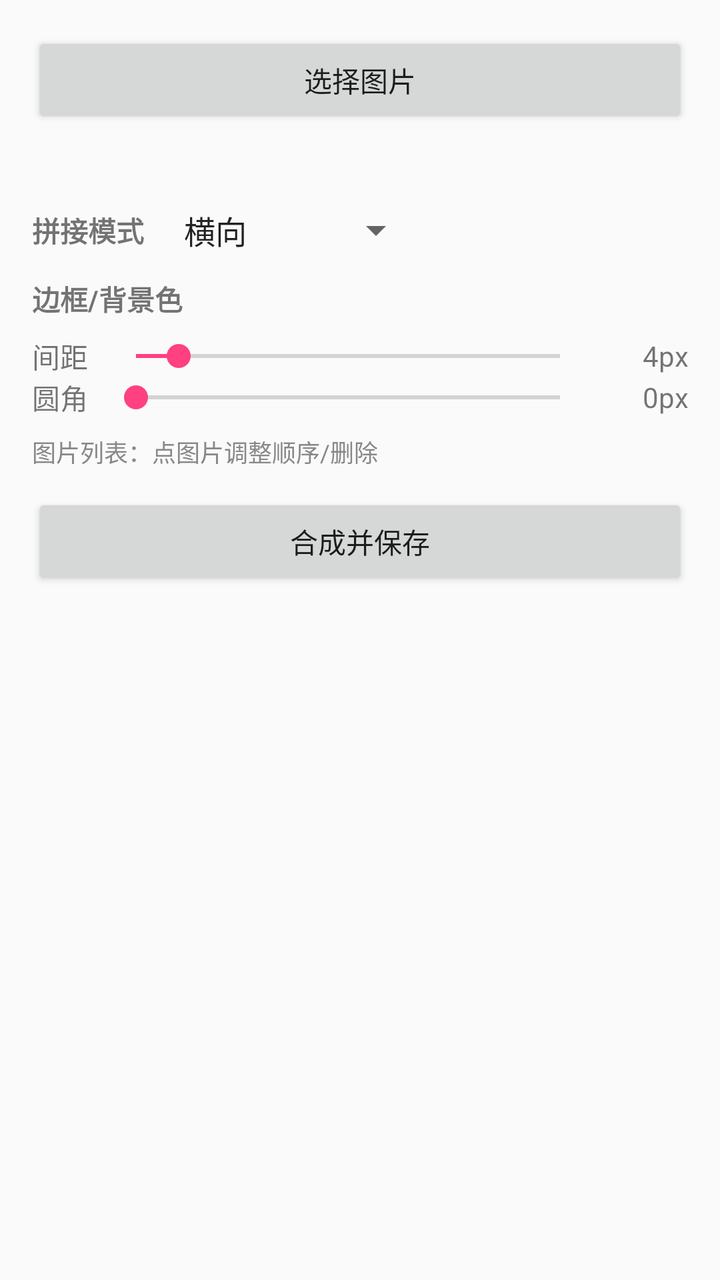
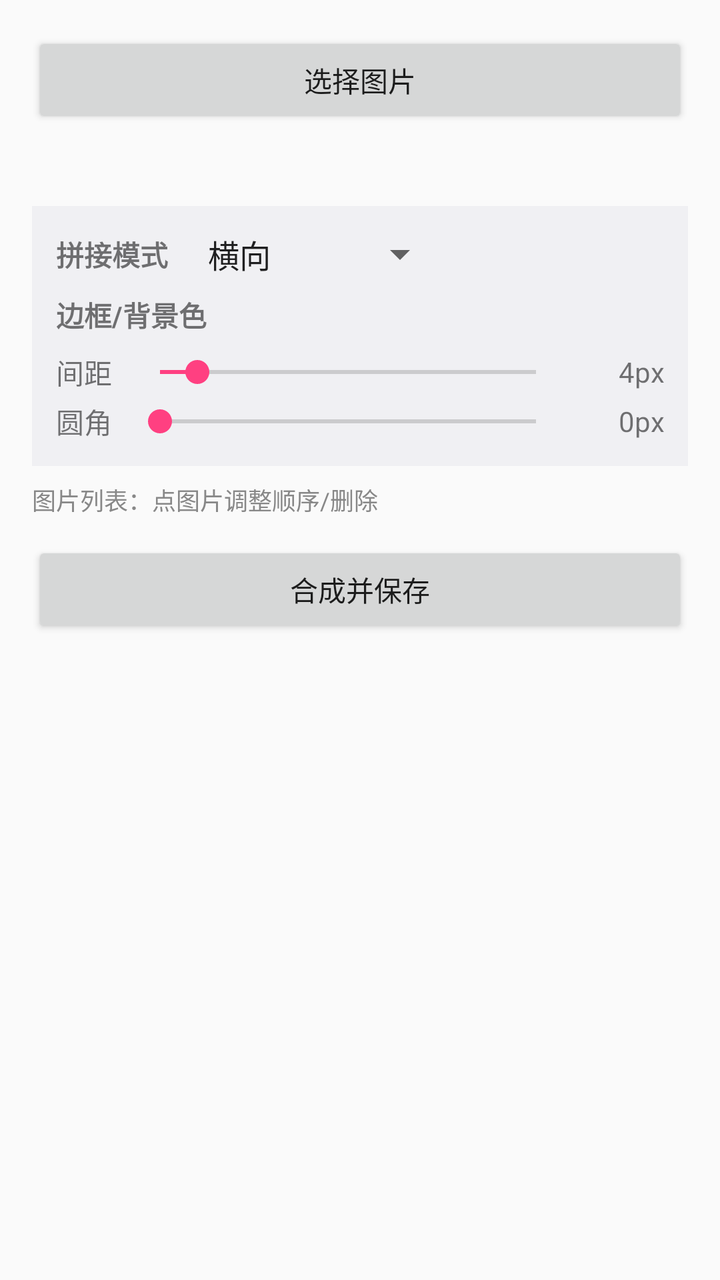

Before-and-after screenshots of an Android layout around one commit, followed by the original layout XML and the change that was made.
<!-- AndroidManifest.xml: application theme Theme.CollageApp -->
<!-- res/layout/activity_main.xml -->
<?xml version="1.0" encoding="utf-8"?>
<ScrollView xmlns:android="http://schemas.android.com/apk/res/android"
    android:layout_width="match_parent"
    android:layout_height="match_parent"
    android:fillViewport="true">

    <LinearLayout
        android:layout_width="match_parent"
        android:layout_height="wrap_content"
        android:orientation="vertical"
        android:padding="16dp">

        <Button
            android:id="@+id/btnPick"
            android:layout_width="match_parent"
            android:layout_height="wrap_content"
            android:text="@string/pick_images" />

        <TextView
            android:id="@+id/tvCount"
            android:layout_width="wrap_content"
            android:layout_height="wrap_content"
            android:layout_marginTop="8dp" />

        <LinearLayout
            android:layout_width="match_parent"
            android:layout_height="wrap_content"
            android:gravity="center_vertical"
            android:orientation="horizontal"
            android:layout_marginTop="12dp">

            <TextView
                android:layout_width="wrap_content"
                android:layout_height="wrap_content"
                android:text="@string/mode_hint"
                android:textStyle="bold" />

            <Spinner
                android:id="@+id/modeSpinner"
                android:layout_width="wrap_content"
                android:layout_height="wrap_content"
                android:layout_marginStart="12dp"
                android:entries="@array/mode_names" />
        </LinearLayout>

        <LinearLayout
            android:id="@+id/gridOption"
            android:layout_width="match_parent"
            android:layout_height="wrap_content"
            android:gravity="center_vertical"
            android:orientation="horizontal"
            android:visibility="gone">

            <TextView
                android:layout_width="wrap_content"
                android:layout_height="wrap_content"
                android:text="@string/grid_cols_hint" />

            <Spinner
                android:id="@+id/spCols"
                android:layout_width="wrap_content"
                android:layout_height="wrap_content"
                android:layout_marginStart="8dp"
                android:entries="@array/grid_cols" />
        </LinearLayout>

        <LinearLayout
            android:layout_width="match_parent"
            android:layout_height="wrap_content"
            android:gravity="center_vertical"
            android:orientation="horizontal"
            android:layout_marginTop="12dp">

            <TextView
                android:layout_width="wrap_content"
                android:layout_height="wrap_content"
                android:text="@string/color_hint"
                android:textStyle="bold" />

            <LinearLayout
                android:id="@+id/colorRow"
                android:layout_width="wrap_content"
                android:layout_height="wrap_content"
                android:layout_marginStart="12dp"
                android:orientation="horizontal" />
        </LinearLayout>

        <LinearLayout
            android:layout_width="match_parent"
            android:layout_height="wrap_content"
            android:gravity="center_vertical"
            android:orientation="horizontal"
            android:layout_marginTop="8dp">

            <TextView
                android:layout_width="wrap_content"
                android:layout_height="wrap_content"
                android:text="@string/gap_hint" />

            <SeekBar
                android:id="@+id/seekGap"
                android:layout_width="0dp"
                android:layout_height="wrap_content"
                android:layout_marginStart="8dp"
                android:layout_marginEnd="8dp"
                android:layout_weight="1"
                android:max="40"
                android:progress="4" />

            <TextView
                android:id="@+id/tvGap"
                android:layout_width="40dp"
                android:layout_height="wrap_content"
                android:gravity="end"
                android:text="4px" />
        </LinearLayout>

        <LinearLayout
            android:layout_width="match_parent"
            android:layout_height="wrap_content"
            android:gravity="center_vertical"
            android:orientation="horizontal">

            <TextView
                android:layout_width="wrap_content"
                android:layout_height="wrap_content"
                android:text="@string/radius_hint" />

            <SeekBar
                android:id="@+id/seekRadius"
                android:layout_width="0dp"
                android:layout_height="wrap_content"
                android:layout_marginStart="8dp"
                android:layout_marginEnd="8dp"
                android:layout_weight="1"
                android:max="40"
                android:progress="0" />

            <TextView
                android:id="@+id/tvRadius"
                android:layout_width="40dp"
                android:layout_height="wrap_content"
                android:gravity="end"
                android:text="0px" />
        </LinearLayout>

        <TextView
            android:layout_width="wrap_content"
            android:layout_height="wrap_content"
            android:layout_marginTop="8dp"
            android:text="@string/thumb_hint"
            android:textColor="#888888"
            android:textSize="12sp" />

        <GridView
            android:id="@+id/gridPreview"
            android:layout_width="match_parent"
            android:layout_height="wrap_content"
            android:layout_marginTop="4dp"
            android:horizontalSpacing="8dp"
            android:numColumns="4"
            android:stretchMode="columnWidth"
            android:verticalSpacing="8dp" />

        <Button
            android:id="@+id/btnMerge"
            android:layout_width="match_parent"
            android:layout_height="wrap_content"
            android:layout_marginTop="8dp"
            android:text="@string/merge_save" />
    </LinearLayout>
</ScrollView>
<!-- resources referenced by this layout -->
<resources>
  <string-array name="grid_cols">
          <item>2</item>
          <item>3</item>
      </string-array>
  <string-array name="mode_names">
          <item>横向</item>
          <item>纵向</item>
          <item>网格</item>
          <item>智能长图</item>
      </string-array>
  <string name="color_hint">边框/背景色</string>
  <string name="gap_hint">间距</string>
  <string name="grid_cols_hint">每行列数</string>
  <string name="merge_save">合成并保存</string>
  <string name="mode_hint">拼接模式</string>
  <string name="pick_images">选择图片</string>
  <string name="radius_hint">圆角</string>
  <string name="thumb_hint">图片列表：点图片调整顺序/删除</string>
  <style name="Theme.CollageApp" parent="Theme.AppCompat.Light.DarkActionBar">
          <item name="colorPrimary">#3F51B5</item>
          <item name="colorPrimaryDark">#303F9F</item>
          <item name="colorAccent">#FF4081</item>
      </style>
</resources>

<!-- the commit's change to res/layout/activity_main.xml (unified diff, before → after) -->
@@ -22,127 +22,156 @@
             android:layout_height="wrap_content"
             android:layout_marginTop="8dp" />
 
+        
         <LinearLayout
             android:layout_width="match_parent"
             android:layout_height="wrap_content"
-            android:gravity="center_vertical"
-            android:orientation="horizontal"
-            android:layout_marginTop="12dp">
-
-            <TextView
-                android:layout_width="wrap_content"
-                android:layout_height="wrap_content"
-                android:text="@string/mode_hint"
-                android:textStyle="bold" />
-
-            <Spinner
-                android:id="@+id/modeSpinner"
-                android:layout_width="wrap_content"
-                android:layout_height="wrap_content"
-                android:layout_marginStart="12dp"
-                android:entries="@array/mode_names" />
+            android:layout_marginTop="12dp"
+            android:background="#F0F0F3"
+            android:orientation="vertical"
+            android:padding="12dp">
+
+            <LinearLayout
+                android:layout_width="match_parent"
+                android:layout_height="wrap_content"
+                android:gravity="center_vertical"
+                android:orientation="horizontal">
+
+                <TextView
+                    android:layout_width="wrap_content"
+                    android:layout_height="wrap_content"
+                    android:text="@string/mode_hint"
+                    android:textStyle="bold" />
+
+                <Spinner
+                    android:id="@+id/modeSpinner"
+                    android:layout_width="wrap_content"
+                    android:layout_height="wrap_content"
+                    android:layout_marginStart="12dp"
+                    android:entries="@array/mode_names" />
+            </LinearLayout>
+
+            <LinearLayout
+                android:id="@+id/gridOption"
+                android:layout_width="match_parent"
+                android:layout_height="wrap_content"
+                android:layout_marginTop="8dp"
+                android:gravity="center_vertical"
+                android:orientation="horizontal"
+                android:visibility="gone">
+
+                <TextView
+                    android:layout_width="wrap_content"
+                    android:layout_height="wrap_content"
+                    android:text="@string/grid_cols_hint" />
+
+                <Spinner
+                    android:id="@+id/spCols"
+                    android:layout_width="wrap_content"
+                    android:layout_height="wrap_content"
+                    android:layout_marginStart="8dp"
+                    android:entries="@array/grid_cols" />
+            </LinearLayout>
+
+            <LinearLayout
+                android:layout_width="match_parent"
+                android:layout_height="wrap_content"
+                android:layout_marginTop="8dp"
+                android:gravity="center_vertical"
+                android:orientation="horizontal">
+
+                <TextView
+                    android:layout_width="wrap_content"
+                    android:layout_height="wrap_content"
+                    android:text="@string/color_hint"
+                    android:textStyle="bold" />
+
+                <LinearLayout
+                    android:id="@+id/colorRow"
+                    android:layout_width="wrap_content"
+                    android:layout_height="wrap_content"
+                    android:layout_marginStart="12dp"
+                    android:orientation="horizontal" />
+            </LinearLayout>
+
+            
+            <LinearLayout
+                android:id="@+id/styleGroup"
+                android:layout_width="match_parent"
+                android:layout_height="wrap_content"
+                android:layout_marginTop="8dp"
+                android:orientation="vertical">
+
+                <LinearLayout
+                    android:layout_width="match_parent"
+                    android:layout_height="wrap_content"
+                    android:gravity="center_vertical"
+                    android:orientation="horizontal">
+
+                    <TextView
+                        android:layout_width="wrap_content"
+                        android:layout_height="wrap_content"
+                        android:text="@string/gap_hint" />
+
+                    <SeekBar
+                        android:id="@+id/seekGap"
+                        android:layout_width="0dp"
+                        android:layout_height="wrap_content"
+                        android:layout_marginStart="8dp"
+                        android:layout_marginEnd="8dp"
+                        android:layout_weight="1"
+                        android:max="40"
+                        android:progress="4" />
+
+                    <TextView
+                        android:id="@+id/tvGap"
+                        android:layout_width="40dp"
+                        android:layout_height="wrap_content"
+                        android:gravity="end"
+                        android:text="4px" />
+                </LinearLayout>
+
+                <LinearLayout
+                    android:layout_width="match_parent"
+                    android:layout_height="wrap_content"
+                    android:layout_marginTop="4dp"
+                    android:gravity="center_vertical"
+                    android:orientation="horizontal">
+
+                    <TextView
+                        android:layout_width="wrap_content"
+                        android:layout_height="wrap_content"
+                        android:text="@string/radius_hint" />
+
+                    <SeekBar
+                        android:id="@+id/seekRadius"
+                        android:layout_width="0dp"
+                        android:layout_height="wrap_content"
+                        android:layout_marginStart="8dp"
+                        android:layout_marginEnd="8dp"
+                        android:layout_weight="1"
+                        android:max="40"
+                        android:progress="0" />
+
+                    <TextView
+                        android:id="@+id/tvRadius"
+                        android:layout_width="40dp"
+                        android:layout_height="wrap_content"
+                        android:gravity="end"
+                        android:text="0px" />
+                </LinearLayout>
+            </LinearLayout>
         </LinearLayout>
 
-        <LinearLayout
-            android:id="@+id/gridOption"
-            android:layout_width="match_parent"
-            android:layout_height="wrap_content"
-            android:gravity="center_vertical"
-            android:orientation="horizontal"
-            android:visibility="gone">
-
-            <TextView
-                android:layout_width="wrap_content"
-                android:layout_height="wrap_content"
-                android:text="@string/grid_cols_hint" />
-
-            <Spinner
-                android:id="@+id/spCols"
-                android:layout_width="wrap_content"
-                android:layout_height="wrap_content"
-                android:layout_marginStart="8dp"
-                android:entries="@array/grid_cols" />
-        </LinearLayout>
-
-        <LinearLayout
-            android:layout_width="match_parent"
-            android:layout_height="wrap_content"
-            android:gravity="center_vertical"
-            android:orientation="horizontal"
-            android:layout_marginTop="12dp">
-
-            <TextView
-                android:layout_width="wrap_content"
-                android:layout_height="wrap_content"
-                android:text="@string/color_hint"
-                android:textStyle="bold" />
-
-            <LinearLayout
-                android:id="@+id/colorRow"
-                android:layout_width="wrap_content"
-                android:layout_height="wrap_content"
-                android:layout_marginStart="12dp"
-                android:orientation="horizontal" />
-        </LinearLayout>
-
-        <LinearLayout
-            android:layout_width="match_parent"
-            android:layout_height="wrap_content"
-            android:gravity="center_vertical"
-            android:orientation="horizontal"
-            android:layout_marginTop="8dp">
-
-            <TextView
-                android:layout_width="wrap_content"
-                android:layout_height="wrap_content"
-                android:text="@string/gap_hint" />
-
-            <SeekBar
-                android:id="@+id/seekGap"
-                android:layout_width="0dp"
-                android:layout_height="wrap_content"
-                android:layout_marginStart="8dp"
-                android:layout_marginEnd="8dp"
-                android:layout_weight="1"
-                android:max="40"
-                android:progress="4" />
-
-            <TextView
-                android:id="@+id/tvGap"
-                android:layout_width="40dp"
-                android:layout_height="wrap_content"
-                android:gravity="end"
-                android:text="4px" />
-        </LinearLayout>
-
-        <LinearLayout
-            android:layout_width="match_parent"
-            android:layout_height="wrap_content"
-            android:gravity="center_vertical"
-            android:orientation="horizontal">
-
-            <TextView
-                android:layout_width="wrap_content"
-                android:layout_height="wrap_content"
-                android:text="@string/radius_hint" />
-
-            <SeekBar
-                android:id="@+id/seekRadius"
-                android:layout_width="0dp"
-                android:layout_height="wrap_content"
-                android:layout_marginStart="8dp"
-                android:layout_marginEnd="8dp"
-                android:layout_weight="1"
-                android:max="40"
-                android:progress="0" />
-
-            <TextView
-                android:id="@+id/tvRadius"
-                android:layout_width="40dp"
-                android:layout_height="wrap_content"
-                android:gravity="end"
-                android:text="0px" />
-        </LinearLayout>
+        <TextView
+            android:id="@+id/smartHint"
+            android:layout_width="wrap_content"
+            android:layout_height="wrap_content"
+            android:layout_marginTop="8dp"
+            android:text="@string/smart_hint"
+            android:textColor="#888888"
+            android:textSize="12sp"
+            android:visibility="gone" />
 
         <TextView
             android:layout_width="wrap_content"
<!-- resource entries referenced after the edit -->
@@ -3,6 +3,7 @@
   <string-array name="grid_cols">
           <item>2</item>
           <item>3</item>
+          <item>4</item>
       </string-array>
   <string-array name="mode_names">
           <item>横向</item>
@@ -17,6 +18,7 @@
   <string name="mode_hint">拼接模式</string>
   <string name="pick_images">选择图片</string>
   <string name="radius_hint">圆角</string>
+  <string name="smart_hint">智能长图：自动拼接，忽略间距与圆角</string>
   <string name="thumb_hint">图片列表：点图片调整顺序/删除</string>
   <style name="Theme.CollageApp" parent="Theme.AppCompat.Light.DarkActionBar">
           <item name="colorPrimary">#3F51B5</item>
